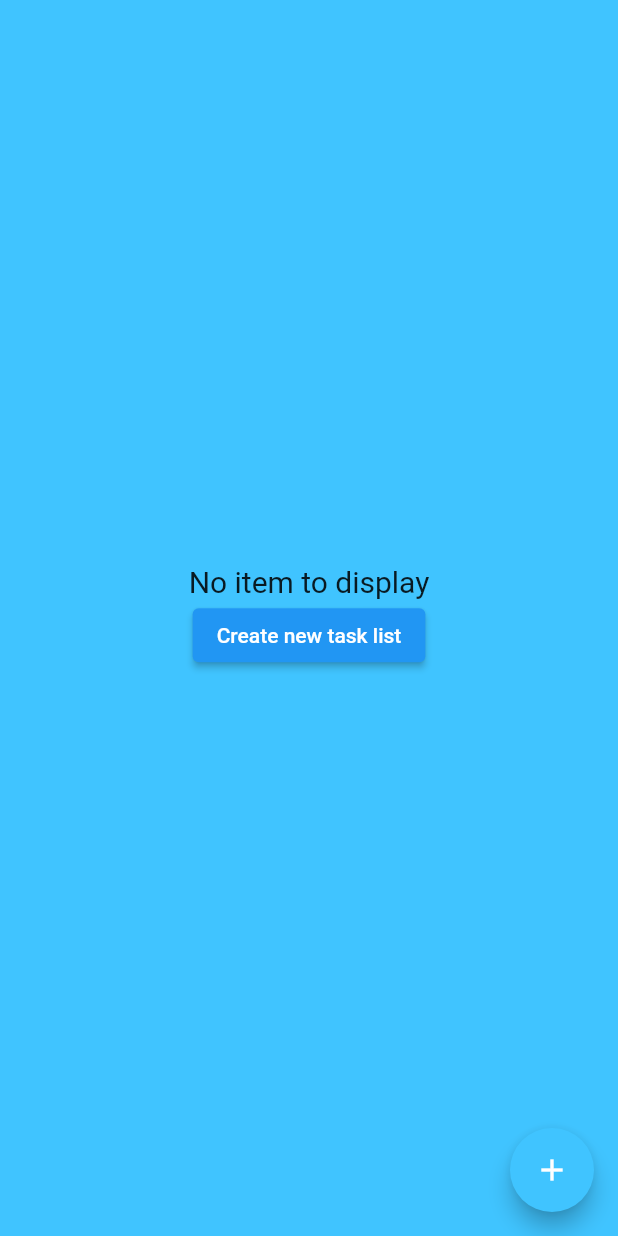
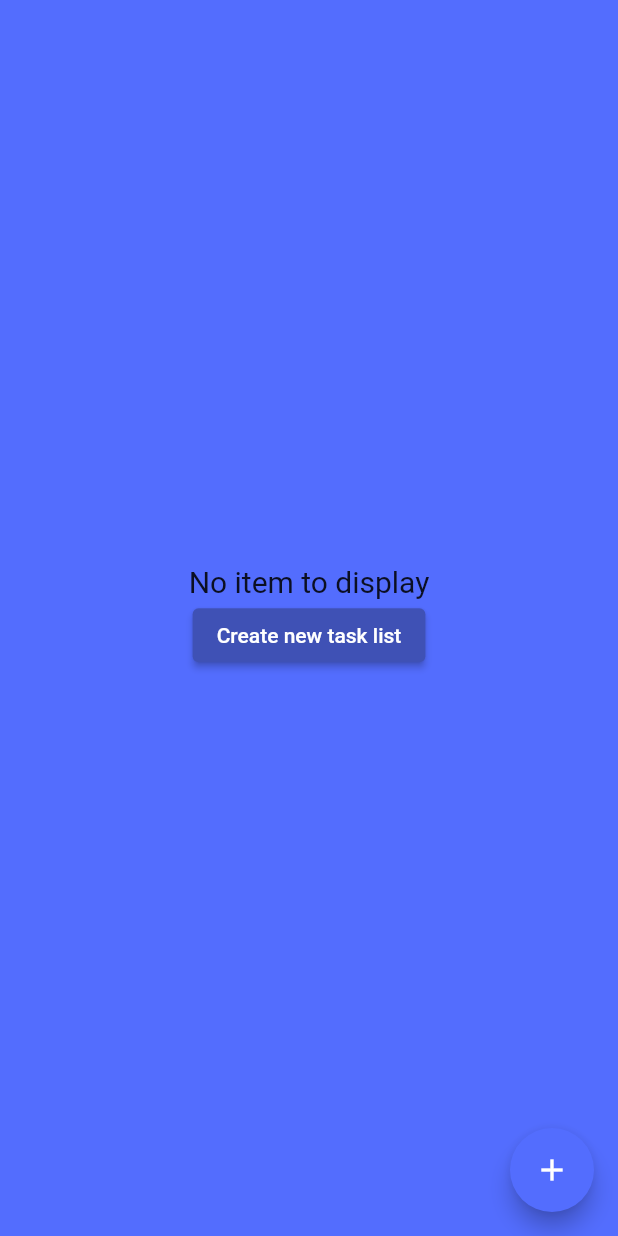
Before and after one commit to Afolayan/todoey, a Flutter app: the screen it shows after launch, on a phone screen of 412 x 824 dp. Run offline on Flutter 3.47's test engine with Material 2 defaults, Android fonts, the phone set to English and light mode, and no system bars; our stand-ins replace fluttertoast, shared_preferences, sqflite; accounts and stored records are empty.

Commit message:
updated color preference

```diff
--- a/lib/main.dart
+++ b/lib/main.dart
@@ -12,7 +12,7 @@ class MyApp extends StatelessWidget {
     return MaterialApp(
       title: 'Todoey',
       theme: ThemeData(
-        primarySwatch: Colors.blue,
+        primarySwatch: Colors.indigo,
       ),
       routes: {
         TaskScreen.id: (context) => TaskScreen(),
--- a/lib/screens/task_screen_body.dart
+++ b/lib/screens/task_screen_body.dart
@@ -67,7 +67,7 @@ class _TaskScreenBodyState extends State<TaskScreenBody> {
                         child: Icon(
                           Icons.list,
                           size: 30,
-                          color: Colors.lightBlueAccent,
+                          color: Colors.indigoAccent,
                         ),
                         backgroundColor: Colors.white,
                         radius: 30,
@@ -88,7 +88,7 @@ class _TaskScreenBodyState extends State<TaskScreenBody> {
                       "Todoey",
                       style: TextStyle(
                           color: Colors.white,
-                          fontSize: 50.0,
+                          fontSize: 40.0,
                           fontWeight: FontWeight.w700),
                     ),
                     Visibility(
@@ -98,7 +98,7 @@ class _TaskScreenBodyState extends State<TaskScreenBody> {
                         "${widget.taskGroup.name ?? " "}",
                         style: TextStyle(
                             color: Colors.white,
-                            fontSize: 18.0,
+                            fontSize: 24.0,
                             fontWeight: FontWeight.w400),
                       ),
                     ),
--- a/lib/screens/tasks_screen.dart
+++ b/lib/screens/tasks_screen.dart
@@ -47,11 +47,11 @@ class _TaskScreenState extends State<TaskScreen> {
   @override
   Widget build(BuildContext context) {
     return Scaffold(
-      backgroundColor: Colors.lightBlueAccent,
+      backgroundColor: Colors.indigoAccent,
       floatingActionButton: Visibility(
         //visible: _newTaskFabVisibility,
         child: FloatingActionButton(
-          backgroundColor: Colors.lightBlueAccent,
+          backgroundColor: Colors.indigoAccent,
           child: Icon(Icons.add),
           onPressed: () async {
             await showModalBottomSheet(
--- a/lib/widgets/tasks_tile.dart
+++ b/lib/widgets/tasks_tile.dart
@@ -23,7 +23,7 @@ class TaskTile extends StatelessWidget {
       ),
       trailing: Checkbox(
         value: isChecked,
-        activeColor: Colors.lightBlueAccent,
+        activeColor: Colors.indigoAccent,
         onChanged: checkBoxCallback,
       ),
     );
```
Also changed, not shown: 1 other file.
